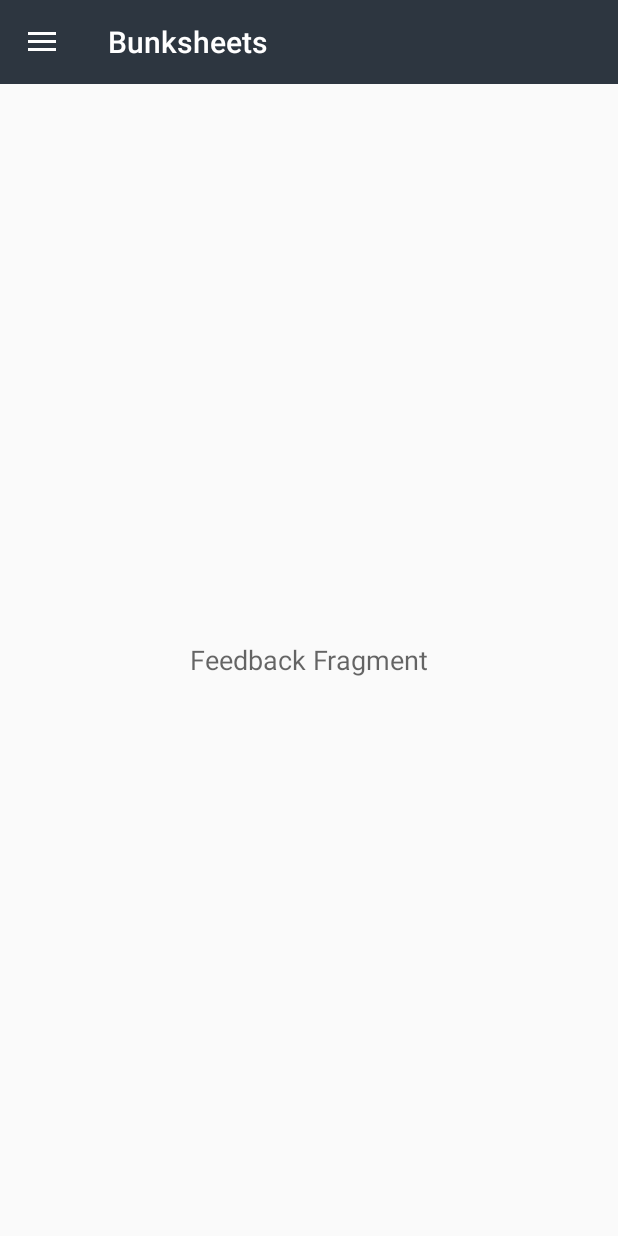
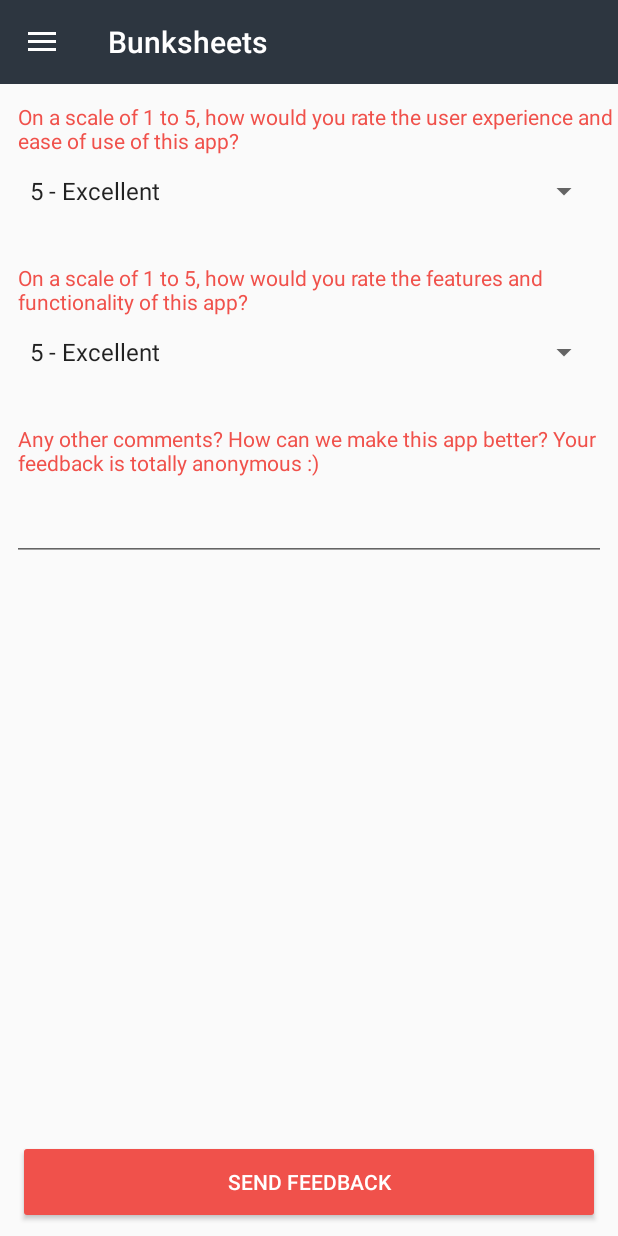
Before and after one commit to yashshah7197/bunksheet-management-system, an Android app: the fragment FeedbackFragment placed in its activity, on a phone screen of 412 x 824 dp. Run offline under Robolectric (Android 15) with nearby library versions, the phone set to English and light mode, and no system bars; our stand-ins replace Firebase (no records; nobody signed in at launch, a user with empty details on screens opened directly); 1 statement that could not run was skipped.

Commit message:
Update FeedbackFragment UI

```diff
--- a/app/src/main/res/layout/fragment_feedback.xml
+++ b/app/src/main/res/layout/fragment_feedback.xml
@@ -5,11 +5,84 @@
     android:layout_height="match_parent"
     tools:context="io.yashshah.bunksheetmanagementsystem.FeedbackFragment">
 
-    <TextView
-        android:layout_width="wrap_content"
+    <LinearLayout
+        android:layout_width="match_parent"
         android:layout_height="wrap_content"
-        android:layout_centerInParent="true"
-        android:text="@string/feedback_fragment"
-        android:textAppearance="?android:attr/textAppearanceMedium"/>
+        android:orientation="vertical">
 
+        <TextView
+            android:layout_width="wrap_content"
+            android:layout_height="wrap_content"
+            android:layout_marginStart="12dp"
+            android:layout_marginTop="12dp"
+            android:text="@string/feedback_userExperience"
+            android:textAppearance="?android:attr/textAppearanceSmall"
+            android:textColor="@color/colorAccent"/>
+
+        <Spinner
+            android:id="@+id/spinner_feedback_userExperience"
+            android:layout_width="match_parent"
+            android:layout_height="48dp"
+            android:layout_marginEnd="12dp"
+            android:layout_marginStart="12dp"
+            android:entries="@array/feedback_array"/>
+
+        <TextView
+            android:layout_width="wrap_content"
+            android:layout_height="wrap_content"
+            android:layout_marginStart="12dp"
+            android:layout_marginTop="24dp"
+            android:text="@string/feedback_functionality"
+            android:textAppearance="?android:attr/textAppearanceSmall"
+            android:textColor="@color/colorAccent"/>
+
+        <Spinner
+            android:id="@+id/spinner_feedback_functionality"
+            android:layout_width="match_parent"
+            android:layout_height="48dp"
+            android:layout_marginEnd="12dp"
+            android:layout_marginStart="12dp"
+            android:entries="@array/feedback_array"/>
+
+
+        <TextView
+            android:layout_width="wrap_content"
+            android:layout_height="wrap_content"
+            android:layout_marginStart="12dp"
+            android:layout_marginTop="24dp"
+            android:text="@string/feedback_other_comments"
+            android:textAppearance="?android:attr/textAppearanceSmall"
+            android:textColor="@color/colorAccent"/>
+
+        <android.support.design.widget.TextInputLayout
+            android:id="@+id/textInputLayout_otherComments"
+            android:layout_width="match_parent"
+            android:layout_height="wrap_content"
+            android:layout_marginEnd="8dp"
+            android:layout_marginLeft="8dp"
+            android:layout_marginRight="8dp"
+            android:layout_marginStart="8dp">
+
+            <android.support.design.widget.TextInputEditText
+                android:id="@+id/textInputEditText_otherComments"
+                android:layout_width="match_parent"
+                android:layout_height="wrap_content"
+                android:gravity="top"
+                android:inputType="textCapSentences|textMultiLine"/>
+        </android.support.design.widget.TextInputLayout>
+    </LinearLayout>
+
+    <Button
+        android:id="@+id/button_send_feedback"
+        style="@style/Widget.AppCompat.Button.Colored"
+        android:layout_width="match_parent"
+        android:layout_height="56dp"
+        android:layout_alignParentBottom="true"
+        android:layout_marginBottom="8dp"
+        android:layout_marginEnd="12dp"
+        android:layout_marginLeft="12dp"
+        android:layout_marginRight="12dp"
+        android:layout_marginStart="12dp"
+        android:layout_marginTop="16dp"
+        android:text="@string/send_feedback"/>
 </RelativeLayout>
--- a/app/src/main/res/values/spinner_arrays.xml
+++ b/app/src/main/res/values/spinner_arrays.xml
@@ -35,4 +35,12 @@
         <item>Sponsorship</item>
         <item>Technical</item>
     </string-array>
+
+    <string-array name="feedback_array">
+        <item>5 - Excellent</item>
+        <item>4 - Good</item>
+        <item>3 - Average</item>
+        <item>2 - Below Average</item>
+        <item>1 - Unusable</item>
+    </string-array>
 </resources>
--- a/app/src/main/res/values/strings.xml
+++ b/app/src/main/res/values/strings.xml
@@ -171,4 +171,13 @@
     <string name="request_bunksheet_offline_message">Your device is offline. However, your
         bunksheet will be saved locally and will be synced once your device regains internet
         connectivity.</string>
+
+    <string name="feedback_userExperience">On a scale of 1 to 5, how would you rate the user
+        experience and ease of use of this app?</string>
+    <string name="feedback_functionality">On a scale of 1 to 5, how would you rate the features and
+        functionality of this app?</string>
+    <string name="feedback_other_comments">Any other comments? How can we make this app better?
+        Your feedback is totally
+        anonymous :)</string>
+    <string name="send_feedback">Send Feedback</string>
 </resources>
```
